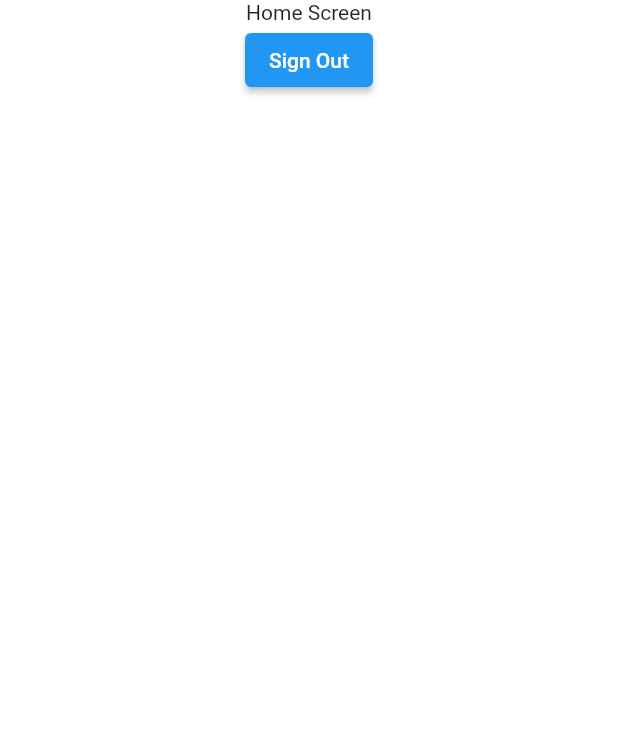
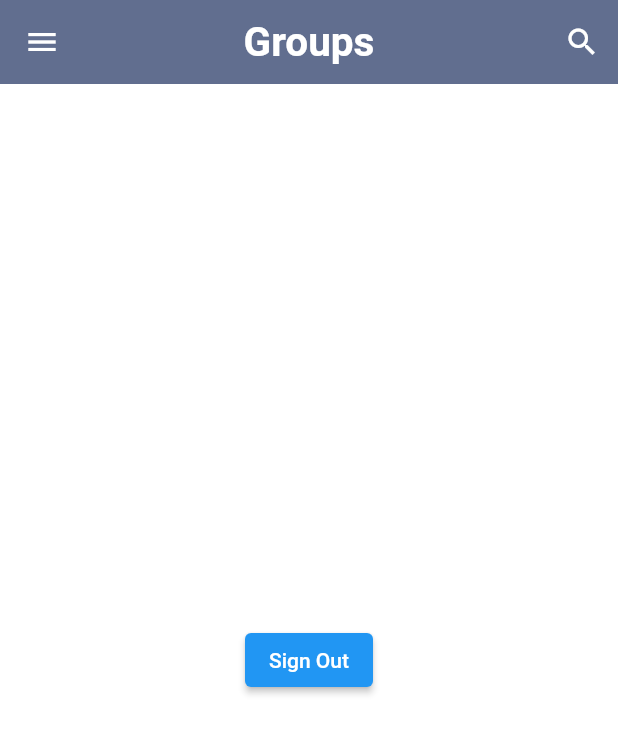
Before and after one commit to huzaifamughal076/ApexRealtorsChatting-System, a Flutter app: the HomeScreen screen opened directly, on a phone screen of 412 x 824 dp. Shown: the top 734 px of the screen. Run offline on Flutter 3.47's test engine with Material 2 defaults, Android fonts, the phone set to English and light mode, and no system bars; our stand-ins replace animated_splash_screen, cloud_firestore, firebase_auth, firebase_core, fluttertoast, get and 2 more; accounts and stored records are empty.

Commit message:
Second Update

```diff
--- a/lib/DB/auth_services.dart
+++ b/lib/DB/auth_services.dart
@@ -1,6 +1,9 @@
 import 'package:apex_realtors_chatting_system/DB/DatabaseServices.dart';
+import 'package:apex_realtors_chatting_system/Screen/LoginScreen.dart';
 import 'package:cloud_firestore/cloud_firestore.dart';
 import 'package:firebase_auth/firebase_auth.dart';
+import 'package:get/get.dart';
+import 'package:get/get_core/src/get_main.dart';
 
 import '../SharedPreferences/helper_function.dart';
 
@@ -55,6 +58,7 @@ Future signout()async{
     await HelperFunctions.saveUserEmailSF("");
     await HelperFunctions.saveUserPhoneSF("");
     await firebaseAuth.signOut();
+    Get.offAll(LoginScreen());
   }catch (e)
   {
     return null;
--- a/lib/Screen/HomeScreen.dart
+++ b/lib/Screen/HomeScreen.dart
@@ -1,5 +1,8 @@
 import 'package:apex_realtors_chatting_system/DB/auth_services.dart';
 import 'package:apex_realtors_chatting_system/Screen/LoginScreen.dart';
+import 'package:apex_realtors_chatting_system/Screen/ProfileScreen.dart';
+import 'package:apex_realtors_chatting_system/Screen/SearchScreen.dart';
+import 'package:apex_realtors_chatting_system/SharedPreferences/helper_function.dart';
 import 'package:flutter/material.dart';
 import 'package:get/get.dart';
 import 'package:get/get_core/src/get_main.dart';
@@ -12,23 +15,129 @@ class HomeScreen extends StatefulWidget {
 }
 
 class _HomeScreenState extends State<HomeScreen> {
+
+  String UserName="";
+  String UserPhone ="";
+  String Email ="";
+  String Phone = "";
   AuthService authService = AuthService();
+
+  @override
+  void initState() {
+    // TODO: implement initState
+    super.initState();
+    gettingUserData();
+  }
+  gettingUserData()async{
+    await HelperFunctions.getUserEmailFromSF().then((value) {
+      setState(() {
+        Email = value!;
+        print(Email);
+      });
+    });
+    await HelperFunctions.getUserNameFromSF().then((val){
+      setState(() {
+        UserName = val!;
+        print(UserName);
+      });
+    });
+    await HelperFunctions.getUserPhoneFromSF().then((va){
+      setState(() {
+        UserPhone = va!;
+        print(UserPhone);
+      });
+    });
+  }
+
   @override
   Widget build(BuildContext context) {
     return Scaffold(
       backgroundColor: Colors.white,
-      body: Column(
-        children: [
-          Center(
-            child: Text("Home Screen"),
-          ),
+      appBar: AppBar(
+        centerTitle: true,
+        elevation: 0,
+        actions: [IconButton(onPressed: (){
+          Get.to(SearchScreen());
+        }, icon: Icon(Icons.search))],
+        backgroundColor: Color(0xff616E8F),
+        title: Text("Groups",style: TextStyle(color: Colors.white,fontWeight: FontWeight.bold,fontSize: 27),),
+      ),
 
-          ElevatedButton(onPressed: (){
-            authService.signout();
-            Get.offAll(LoginScreen());
+      body: Center(
+        child: ElevatedButton(onPressed: ()async{
+          await authService.signout();
 
-          }, child: Text("Sign Out")),
-        ],
+
+      },child: Text("Sign Out"),),),
+      drawer: Drawer(
+        child: ListView(
+          padding: const EdgeInsets.symmetric(vertical: 50),
+          children:<Widget>[
+            Icon(Icons.account_circle,
+            size: 150,
+                color: Colors.grey[700],),
+            SizedBox(height: 15,),
+            Text(UserName,textAlign: TextAlign.center,style: TextStyle(fontSize:18, fontWeight: FontWeight.bold),),
+            SizedBox(height: 30,),
+            Divider(height: 2,),
+            ListTile(
+              onTap: (){},
+              selectedColor: Color(0xff616E8F),
+
+              selected: true,
+              contentPadding: const EdgeInsets.symmetric(horizontal: 20,vertical: 5),
+              leading: const Icon(Icons.group),
+              title: const Text("Groups",style: TextStyle(color: Color(0xff616E8F)),),
+            ),
+            ListTile(
+              onTap: (){ Get.offAll(ProfileScreen(UserName,Email,UserPhone),transition: Transition.cupertino);
+
+                },
+              contentPadding: const EdgeInsets.symmetric(horizontal: 20,vertical: 5),
+              leading: const Icon(Icons.person),
+              title: const Text("Profile",style: TextStyle(color: Colors.black),),
+            ),
+            ListTile(
+              onTap: ()async{
+                Get.defaultDialog(
+                  title: "Are you sure",
+                  content: Text("You want to Log Out?"),
+                  confirmTextColor: Color(0xff616E8F),
+                  cancelTextColor: Colors.red,
+
+                  confirm: InkWell(
+                    onTap: (){
+                      authService.signout();
+                    },
+                    child: Container(
+                        padding: EdgeInsets.fromLTRB(15, 5, 15, 5),
+                        decoration: BoxDecoration(
+                            borderRadius: BorderRadius.circular(8),
+                            color: Color(0xff616E8F)
+                        ),
+                        child: Text("Yes",style: TextStyle(color: Colors.white),)),
+                  ),
+                  cancel: InkWell(
+                    onTap: (){
+                      Get.back();
+                    },
+                    child: Container(
+                      padding: EdgeInsets.fromLTRB(15, 5, 15, 5),
+                        decoration: BoxDecoration(
+                          borderRadius: BorderRadius.circular(8),
+                          color: Colors.black
+                        ),
+                        child: Text("No",style: TextStyle(color: Colors.white),)),
+                  ),
+                );
+              },
+              contentPadding: const EdgeInsets.symmetric(horizontal: 20,vertical: 5),
+              leading: const Icon(Icons.exit_to_app),
+              title: const Text("Log Out",style: TextStyle(color: Colors.black),),
+            )
+
+          ],
+        ),
       ),
     );
   }
--- a/lib/Screen/LoginScreen.dart
+++ b/lib/Screen/LoginScreen.dart
@@ -191,6 +191,7 @@ class _LoginScreenState extends State<LoginScreen> {
            //saving the sharedPreference state
            await HelperFunctions.saveUserLoggedInStatus(true);
            await HelperFunctions.saveUserNameSF(snapshot.docs[0]['name']);
+           print("Hwllllo"+snapshot.docs[0]['name']);
            await HelperFunctions.saveUserEmailSF(Email);
            await HelperFunctions.saveUserPhoneSF(snapshot.docs[0]['phone']);
            Get.offAll(HomeScreen());
--- a/lib/SharedPreferences/helper_function.dart
+++ b/lib/SharedPreferences/helper_function.dart
@@ -38,4 +38,16 @@ class HelperFunctions{
     SharedPreferences sf = await SharedPreferences.getInstance();
     return sf.getBool(userLoggedInKey);
   }
+  static Future<String?> getUserEmailFromSF()async{
+    SharedPreferences sf = await SharedPreferences.getInstance();
+    return sf.getString(userEmailKey);
+  }
+  static Future<String?> getUserPhoneFromSF()async{
+    SharedPreferences sf = await SharedPreferences.getInstance();
+    return sf.getString(userPhoneKey);
+  }
+  static Future<String?> getUserNameFromSF()async{
+    SharedPreferences sf = await SharedPreferences.getInstance();
+    return sf.getString(userNameKey);
+  }
 }
```
Also changed, not shown: lib/Screen/ProfileScreen.dart (added, +196 -0 lines), lib/Screen/SearchScreen.dart (added, +17 -0 lines).
